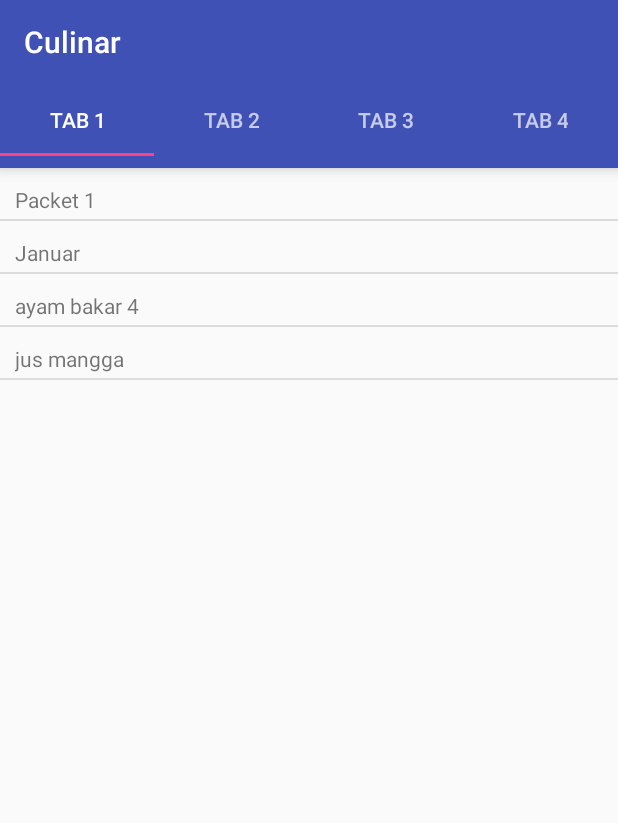
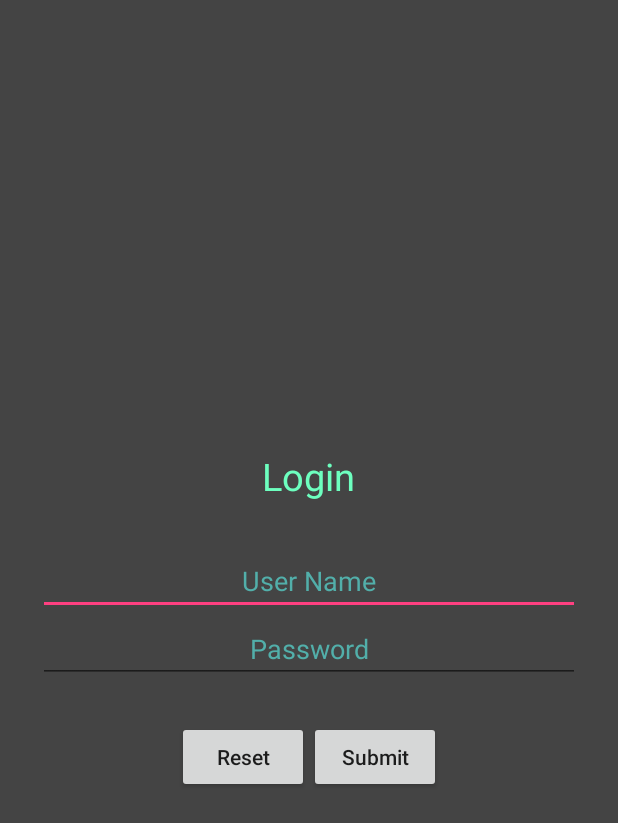
Before and after one commit to iank007/culinar, an Android app: the screen it shows after launch (CurtnerMain before the commit, LoginController after it), after a tap on "CURTNER", on a phone screen of 412 x 824 dp. Shown: the top 823 px of the screen. Run offline under Robolectric (Android 15) with nearby library versions, the phone set to English and light mode, and no system bars.

Commit message:
create login screen

```diff
--- a/app/src/main/AndroidManifest.xml
+++ b/app/src/main/AndroidManifest.xml
@@ -19,6 +19,7 @@
         <activity android:name=".View.SingleItemView" />
         <activity android:name=".View.SummaryView" />
         <activity android:name=".CurtnerMain" />
+        <activity android:name=".login.LoginController" />
     </application>
 
 </manifest>
--- a/app/src/main/java/com/example/bojansolution/culinar/MainActivity.java
+++ /dev/null
@@ -1,94 +0,0 @@
-package com.example.bojansolution.culinar;
-
-import android.content.Intent;
-import android.nfc.Tag;
-import android.support.v7.app.AppCompatActivity;
-import android.os.Bundle;
-import android.text.Editable;
-import android.text.TextWatcher;
-import android.util.Log;
-import android.view.View;
-import android.widget.EditText;
-import android.widget.ListView;
-
-import com.example.bojansolution.culinar.Adapter.StoreListViewAdapter;
-import com.example.bojansolution.culinar.model.Curtner;
-import com.example.bojansolution.culinar.model.StorePopulation;
-import com.example.bojansolution.culinar.repository.CurtnerRepository;
-import com.google.firebase.database.DataSnapshot;
-import com.google.firebase.database.DatabaseError;
-import com.google.firebase.database.DatabaseReference;
-import com.google.firebase.database.FirebaseDatabase;
-import com.google.firebase.database.ValueEventListener;
-
-import java.util.ArrayList;
-import java.util.List;
-import java.util.Locale;
-
-public class MainActivity extends AppCompatActivity {
-
-    EditText editText;
-    ListView listView;
-    StoreListViewAdapter adapter;
-    String[] storeIds;
-    String[] storeNames;
-    String[] storeStatus;
-    ArrayList<StorePopulation> stores = new ArrayList<>();
-
-    @Override
-    protected void onCreate(Bundle savedInstanceState) {
-        super.onCreate(savedInstanceState);
-        setContentView(R.layout.activity_main);
-
-        storeIds = new String[] {"CRT_0001", "CRT_0002", "CRT_0003"
-                , "CRT_0004", "CRT_0005", "CRT_0006"
-                , "CRT_0007", "CRT_0008", "CRT_0009", "CRT_0010" };
-        storeNames = new String[] {"Janu 1", "Janu 2", "Janu 3"
-                , "Janu 4", "Janu 5", "Janu 6"
-                , "Janu 7", "Janu 8", "Janu 9", "Janu 10" };
-        storeStatus = new String[] {"open", "open", "closed", "open", "open"
-                , "closed", "open", "closed", "open", "closed"};
-
-        listView = (ListView) findViewById(R.id.listSearchStoreResult);
-        for(int i=0;i<10;i++) {
-            StorePopulation sp = new StorePopulation(storeIds[i], storeNames[i], storeStatus[i]);
-            stores.add(sp);
-        }
-        adapter = new StoreListViewAdapter(this, stores);
-        listView.setAdapter(adapter);
-
-        editText = (EditText) findViewById(R.id.textSearchStore);
-
-        editText.addTextChangedListener(new TextWatcher() {
-            @Override
-            public void beforeTextChanged(CharSequence s, int start, int count, int after) {
-
-            }
-
-            @Override
-            public void onTextChanged(CharSequence s, int start, int before, int count) {
-
-            }
-
-            @Override
-            public void afterTextChanged(Editable s) {
-                String text = editText.getText().toString().toLowerCase(Locale.getDefault());
-                adapter.filter(text);
-            }
-        });
-
-        // test
-        test();
-    }
-
-    public void curtner(View view) {
-        Intent intent = new Intent(this, CurtnerMain.class);
-        startActivity(intent);
-    }
-
-    private void test() {
-        CurtnerRepository repo = new CurtnerRepository();
-        List<Curtner> curtners = repo.selectAll(adapter);
-        Log.d("curtners", curtners.toString());
-    }
-}
--- /dev/null
+++ b/app/src/main/java/com/example/bojansolution/culinar/MainActivity.kt
@@ -0,0 +1,24 @@
+package com.example.bojansolution.culinar
+
+import android.content.Intent
+import android.os.Bundle
+import android.support.v7.app.AppCompatActivity
+import android.widget.Button
+import android.widget.EditText
+import com.example.bojansolution.culinar.login.LoginController
+
+class MainActivity : AppCompatActivity() {
+
+    override fun onCreate(savedInstanceState: Bundle?) {
+        super.onCreate(savedInstanceState)
+        setContentView(R.layout.activity_main)
+
+        val button = findViewById(R.id.curtnerBtnId) as Button
+        button.setOnClickListener {
+            val intent = Intent(this, LoginController::class.java)
+            val searchText = findViewById(R.id.textSearchStore) as EditText
+            intent.putExtra("text", searchText.text)
+            startActivity(intent)
+        }
+    }
+}
--- /dev/null
+++ b/app/src/main/java/com/example/bojansolution/culinar/login/LoginController.kt
@@ -0,0 +1,42 @@
+package com.example.bojansolution.culinar.login
+
+import android.os.Bundle
+import android.support.v7.app.AppCompatActivity
+import android.widget.Button
+import android.widget.EditText
+import android.widget.Toast
+import com.example.bojansolution.culinar.R
+
+/**
+ * Created by bojan solution on 27/03/2018.
+ */
+
+class LoginController : AppCompatActivity() {
+    override fun onCreate(savedInstanceState: Bundle?) {
+        super.onCreate(savedInstanceState)
+        setContentView(R.layout.login)
+
+        // get reference to all views
+        var editTextUsername = findViewById(R.id.loginEditTextUsername) as EditText
+        var editTextPassword = findViewById(R.id.loginEditTextPassword) as EditText
+        var buttonReset = findViewById(R.id.loginButtonReset) as Button
+        var buttonSubmit = findViewById(R.id.loginButtonSubmit) as Button
+
+
+        val extra = intent.extras
+        if(null != extra) {
+            editTextUsername.setText(extra.getString("text"))
+        }
+
+        buttonReset.setOnClickListener {
+            editTextUsername.setText("")
+            editTextPassword.setText("")
+        }
+
+        buttonSubmit.setOnClickListener {
+            val userName = editTextUsername.text
+            val password = editTextPassword.text
+            Toast.makeText(this, userName, Toast.LENGTH_LONG).show()
+        }
+    }
+}
--- a/app/src/main/res/layout/activity_main.xml
+++ b/app/src/main/res/layout/activity_main.xml
@@ -34,8 +34,8 @@
         android:layout_height="wrap_content"
         android:layout_marginEnd="8dp"
         android:text="Curtner"
-        android:onClick="curtner"
         app:layout_constraintEnd_toEndOf="parent"
-        app:layout_constraintTop_toTopOf="parent" />
+        app:layout_constraintTop_toTopOf="parent"
+        />
 
 </android.support.constraint.ConstraintLayout>
--- /dev/null
+++ b/app/src/main/res/layout/login.xml
@@ -0,0 +1,62 @@
+<?xml version="1.0" encoding="utf-8"?>
+<android.support.constraint.ConstraintLayout
+    xmlns:android="http://schemas.android.com/apk/res/android"
+    xmlns:tools="http://schemas.android.com/tools"
+    android:layout_width="match_parent"
+    android:layout_height="match_parent"
+    tools:context="com.example.bojansolution.culinar.login.LoginController">
+
+    <LinearLayout
+        android:id="@+id/loginLinearLayoutMain"
+        android:layout_width="match_parent"
+        android:layout_height="match_parent"
+        android:gravity="center"
+        android:orientation="vertical"
+        android:background="#444"
+        android:padding="25dp">
+        <TextView
+            android:layout_width="wrap_content"
+            android:layout_height="wrap_content"
+            android:textSize="25dp"
+            android:textColor="#6dffbf"
+            android:padding="30dp"
+            android:text="Login"/>
+        <EditText
+            android:id="@+id/loginEditTextUsername"
+            android:layout_width="match_parent"
+            android:layout_height="wrap_content"
+            android:hint="User Name"
+            android:textColor="#6bfff7"
+            android:textColorHint="#52afaa"
+            android:textAlignment="center" />
+        <EditText
+            android:id="@+id/loginEditTextPassword"
+            android:layout_width="match_parent"
+            android:layout_height="wrap_content"
+            android:hint="Password"
+            android:textColor="#6bfff7"
+            android:textColorHint="#52afaa"
+            android:textAlignment="center"
+            android:inputType="textPassword"/>
+        <LinearLayout
+            android:layout_width="match_parent"
+            android:layout_height="wrap_content"
+            android:gravity="center"
+            android:padding="25dp"
+            android:orientation="horizontal">
+            <Button
+                android:id="@+id/loginButtonReset"
+                android:layout_width="wrap_content"
+                android:layout_height="wrap_content"
+                android:text="Reset"
+                android:textAllCaps="false" />
+            <Button
+                android:id="@+id/loginButtonSubmit"
+                android:layout_width="wrap_content"
+                android:layout_height="wrap_content"
+                android:text="Submit"
+                android:textAllCaps="false"/>
+        </LinearLayout>
+    </LinearLayout>
+
+</android.support.constraint.ConstraintLayout>
```
